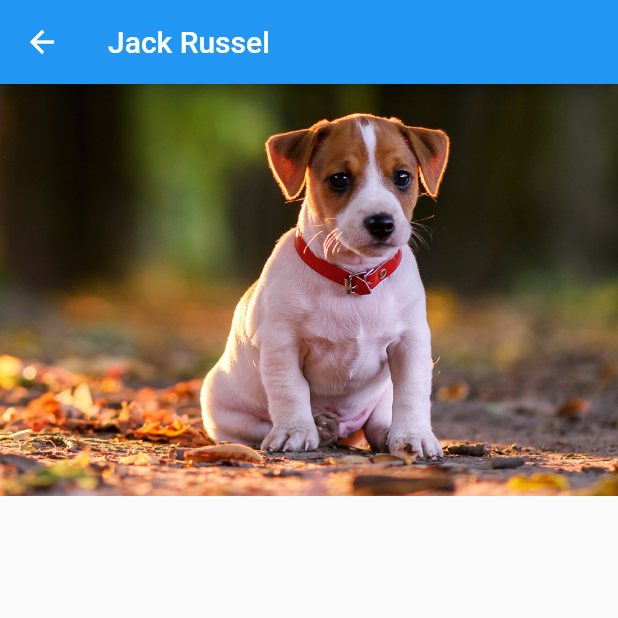
After one commit to robertov8/flutterbasicoewidgets, a Flutter app: the HelloListView screen opened directly, after a tap on "Jack Russel", on a phone screen of 412 x 824 dp, the top half of it. The commit adds this screen. Run offline on Flutter 3.47's test engine with Material 2 defaults, Android fonts, the phone set to English and light mode, and no system bars.

Commit message:
64 - Navegando para a tela de detalhes (Dog)

```diff
--- /dev/null
+++ b/lib/pages/dog_page.dart
@@ -0,0 +1,19 @@
+import 'package:aula01/pages/hello_listview.dart';
+import 'package:flutter/material.dart';
+
+class DogPage extends StatelessWidget {
+
+  final Dog dog;
+
+  DogPage(this.dog);
+
+  @override
+  Widget build(BuildContext context) {
+    return Scaffold(
+      appBar: AppBar(
+        title: Text(dog.nome),
+      ),
+      body: Image.asset(dog.foto),
+    );
+  }
+}
--- a/lib/pages/hello_listview.dart
+++ b/lib/pages/hello_listview.dart
@@ -1,3 +1,5 @@
+import 'package:aula01/pages/dog_page.dart';
+import 'package:aula01/utils/nav.dart';
 import 'package:flutter/material.dart';
 
 class Dog {
@@ -74,10 +76,14 @@ class _HelloListViewState extends State<HelloListView> {
     }
   }
 
-  Stack _itemView(List<Dog> dogs, int index) {
+  _itemView(List<Dog> dogs, int index) {
     Dog dog = dogs[index];
 
-    return Stack(
+    return GestureDetector(
+      onTap: () {
+        push(context, DogPage(dog));
+      },
+      child: Stack(
         fit: StackFit.expand,
         children: <Widget>[
           _img(dog.foto),
@@ -96,6 +102,7 @@ class _HelloListViewState extends State<HelloListView> {
             ),
           )
         ],
+      ),
     );
   }
 
```
Lines whose indentation alone changed are shown as unchanged.
